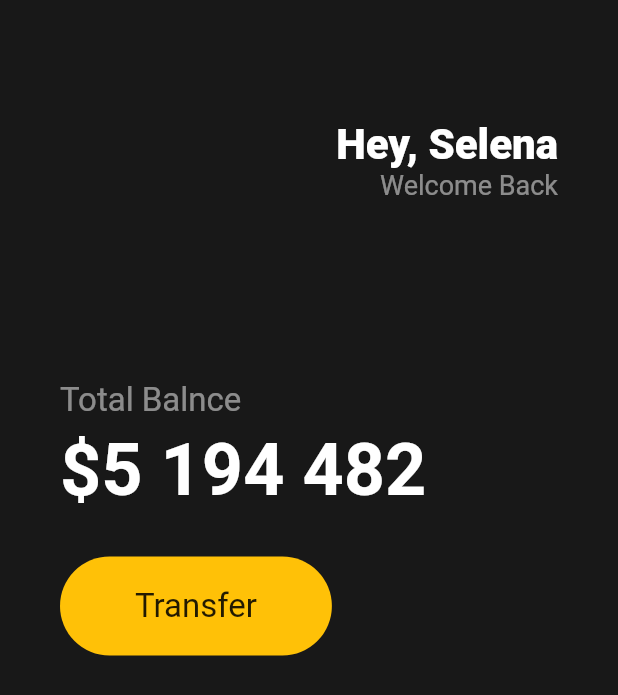
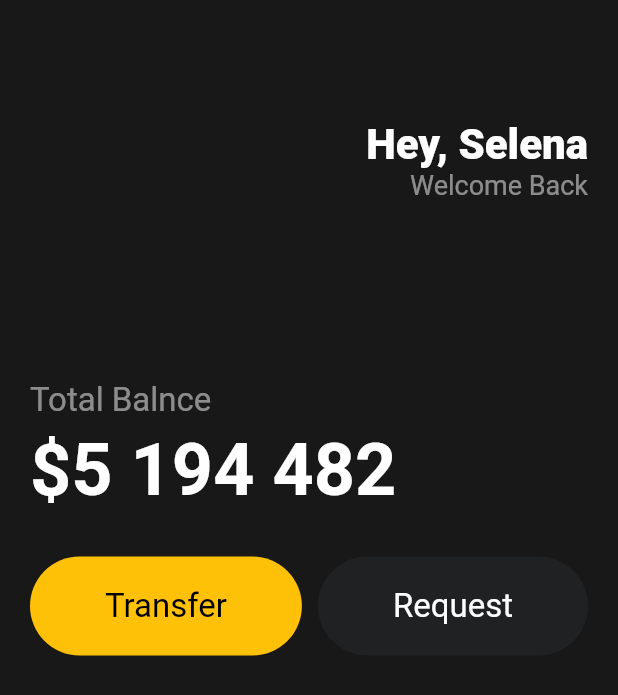
Before and after one commit to HoyiTT/ggdormMenu, a Flutter app: the screen it shows after launch, on a phone screen of 412 x 824 dp. Shown: the top 695 px of the screen. Run offline on Flutter 3.47's test engine with Material 2 defaults, Android fonts, the light colour scheme and no system bars.

Commit message:
[Feat] Add Button Class

```diff
--- a/2.app/ggdormfood/lib/main.dart
+++ b/2.app/ggdormfood/lib/main.dart
@@ -1,4 +1,5 @@
 import 'package:flutter/material.dart';
+import 'package:ggdormfood/widgets/Button.dart';
 
 void main() {
   runApp(const App());
@@ -13,7 +14,9 @@
         home: Scaffold(
       backgroundColor: const Color(0xFF181818),
       body: Padding(
-          padding: const EdgeInsets.symmetric(horizontal: 40),
+          padding: const EdgeInsets.symmetric(
+            horizontal: 20
+          ),
           child: Column(
             crossAxisAlignment: CrossAxisAlignment.start,
             children: [
@@ -70,25 +73,10 @@
                 height: 30,
               ),
               Row(
-                children: [
-                  Container(
-                    decoration: BoxDecoration(
-                      color: Colors.amber,
-                      borderRadius: BorderRadius.circular(45),
-                    ),
-                    child: const Padding(
-                      padding: EdgeInsets.symmetric(
-                        horizontal: 50,
-                        vertical: 20,
-                      ),
-                      child: Text(
-                        "Transfer",
-                        style: TextStyle(
-                          fontSize: 22,
-                        ),
-                      ),
-                    ),
-                  )
+                mainAxisAlignment: MainAxisAlignment.spaceBetween,
+                children: const [
+                  Button(text:'Transfer', bgColor: Colors.amber, textColor: Colors.black, ),
+                  Button(text: 'Request', bgColor: Color(0xFF1F2123), textColor: Colors.white,),
                 ],
               ),
             ],
--- /dev/null
+++ b/2.app/ggdormfood/lib/widgets/button.dart
@@ -0,0 +1,35 @@
+import 'package:flutter/material.dart';
+
+class Button extends StatelessWidget{
+
+  final String text;
+  final Color bgColor;
+  final Color textColor;
+
+  const Button({Key key, this.text, this.bgColor, this.textColor}) : super(key: key);
+
+
+
+  @override
+  Widget build(BuildContext context) {
+    return Container(
+                    decoration: BoxDecoration(
+                      color: bgColor,
+                      borderRadius: BorderRadius.circular(45),
+                    ),
+                    child:  Padding(
+                      padding: const EdgeInsets.symmetric(
+                        horizontal: 50,
+                        vertical: 20,
+                      ),
+                      child: Text(
+                        text,
+                        style: TextStyle(
+                          color: textColor,
+                          fontSize: 22,
+                        ),
+                      ),
+                    ),
+                  );
+  }
+}
```
